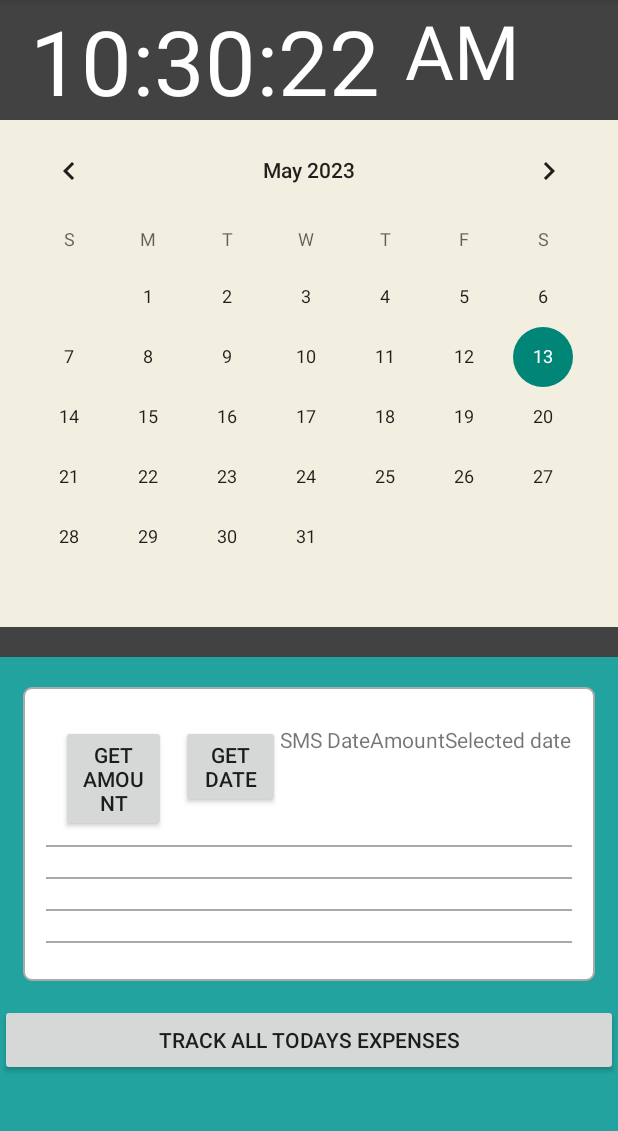
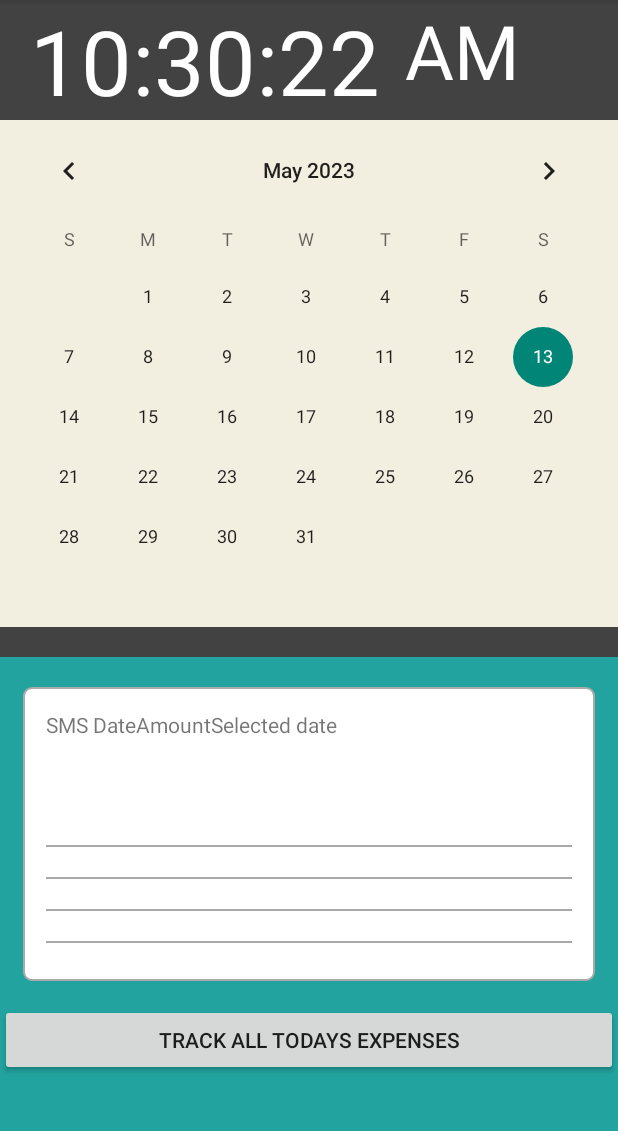
Before and after one commit to Ishatvb/Expense_Tracker, an Android app: the ExpenseActivity screen opened directly, with no data from a screen before it, on a phone screen of 412 x 824 dp, the part 84-1215 px from its top. Run offline under Robolectric (Android 15) with nearby library versions, the phone set to English and light mode, and no system bars; 2 statements that could not run were skipped.

Commit message:
Added function to fetch cal_date

```diff
--- a/app/src/main/java/com/example/vyay_expense_tracker/DBHandler.java
+++ b/app/src/main/java/com/example/vyay_expense_tracker/DBHandler.java
@@ -69,15 +69,18 @@ public class DBHandler extends SQLiteOpenHelper {
 //    db1.insert(TABLE_NAME, null, values);
 //}
 
-    public ArrayList<model>  fetchContact(){
+
+
+    public ArrayList<model> fetchContact(String cal_date){
         SQLiteDatabase db = this.getReadableDatabase();
-        Cursor cursor =db.rawQuery("SELECT * FROM" + TABLE_NAME + "WHERE" + date_string==selected_date, null);
+        model model_obj=new model();
+        Cursor cursor =db.rawQuery("SELECT * FROM" + TABLE_NAME + "WHERE" +  model_obj.date_string + "=="+ cal_date, null);
 
 
         ArrayList<model> arrDetails = new ArrayList<>();
 
         while(cursor.moveToNext()){
-            model model_obj=new model();
+//            model model_obj=new model();
             model_obj.amount= cursor.getString(0);
             model_obj.date_string= cursor.getString(1);
             model_obj.time_string= cursor.getString(2);
--- a/app/src/main/java/com/example/vyay_expense_tracker/ExpenseActivity.java
+++ b/app/src/main/java/com/example/vyay_expense_tracker/ExpenseActivity.java
@@ -1,14 +1,52 @@
 package com.example.vyay_expense_tracker;
 
 import android.os.Bundle;
+import android.util.Log;
+import android.widget.CalendarView;
 
+import androidx.annotation.NonNull;
 import androidx.appcompat.app.AppCompatActivity;
 
+import java.util.ArrayList;
+
 public class ExpenseActivity extends AppCompatActivity {
-
+    String  cal_date;
+    public DBHandler dbHandler_cal;
     @Override
     protected void onCreate(Bundle savedInstanceState) {
         super.onCreate(savedInstanceState);
         setContentView(R.layout.activity_expenses);
+
+        dbHandler_cal=new DBHandler(ExpenseActivity.this);
+
+
+        CalendarView calendarView2 ;
+        calendarView2=findViewById(R.id.calendarView2);
+
+        calendarView2.setOnDateChangeListener(new CalendarView.OnDateChangeListener() {
+            @Override
+            public void onSelectedDayChange(@NonNull CalendarView view, int year, int month, int dayOfMonth) {
+                cal_date = (month + 1) + "-" + dayOfMonth + "-" + year;
+                Log.d("date", cal_date);
+
+
+//                                                     textView3.setText(todaydate);
+            }
+
+
+        });
+        ArrayList<model> arrDetails =dbHandler_cal.fetchContact(cal_date);
+        int size2 = arrDetails.size();
+
+        for (int i = 0; i < size2; i++) {
+            Log.d("amount",  arrDetails.get(i).amount);
+        }
+        }
     }
-}
+
+
+//int i;
+
+
+//    we have cal_date
+//}
--- a/app/src/main/res/layout/activity_expenses.xml
+++ b/app/src/main/res/layout/activity_expenses.xml
@@ -80,25 +80,6 @@
                 android:layout_width="wrap_content"
                 android:layout_height="match_parent"
                 android:orientation="horizontal">
-
-                <Button
-                    android:id="@+id/button"
-                    android:layout_width="70dp"
-                    android:layout_height="wrap_content"
-                    android:layout_marginLeft="10dp"
-                    android:layout_marginTop="10dp"
-                    android:clickable="true"
-                    android:onClick="READ_AMOUNT"
-                    android:text="Get amount" />
-
-                <Button
-                    android:id="@+id/button2"
-                    android:layout_width="66dp"
-                    android:layout_height="wrap_content"
-                    android:layout_marginLeft="10dp"
-                    android:layout_marginTop="10dp"
-                    android:onClick="READ_DATE"
-                    android:text="Get Date" />
 
                 <TextView
                     android:id="@+id/textView2"
```
Also changed, not shown: app/src/main/java/com/example/vyay_expense_tracker/MainActivity.java (+7 -0 lines).
